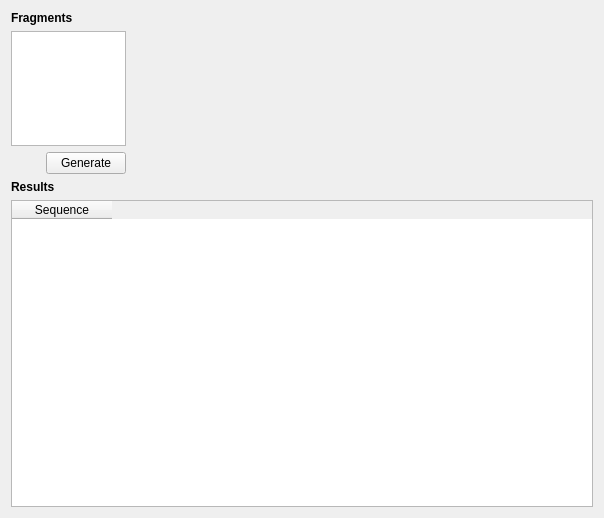
Qt form cbr/chimeras/visual/ChimerasGenerator.ui (TUM-CBR/pymol-plugins) before a commit.
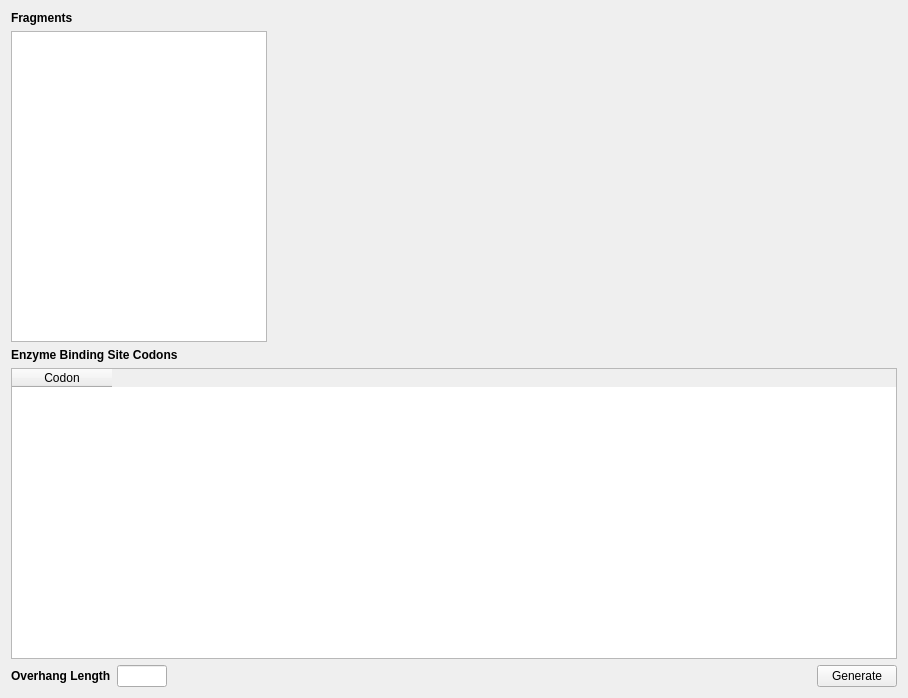
The same form after that commit.

Commit message: Add enzyme binding sequences and overhangs to the chimera generator.

```diff
--- a/cbr/chimeras/visual/ChimerasGenerator.ui
+++ b/cbr/chimeras/visual/ChimerasGenerator.ui
@@ -6,16 +6,14 @@
    <rect>
     <x>0</x>
     <y>0</y>
-    <width>604</width>
-    <height>518</height>
+    <width>908</width>
+    <height>698</height>
    </rect>
   </property>
   <property name="windowTitle">
    <string>Form</string>
   </property>
-  <layout class="QVBoxLayout" name="verticalLayout_4" stretch="1,2">
-   <item>
-    <layout class="QVBoxLayout" name="verticalLayout_2" stretch="0,0">
+  <layout class="QVBoxLayout" name="verticalLayout_2">
      <item>
       <widget class="QLabel" name="label_2">
        <property name="font">
@@ -29,9 +27,7 @@
       </widget>
      </item>
      <item>
-      <layout class="QHBoxLayout" name="horizontalLayout" stretch="1,4">
-       <item>
-        <layout class="QVBoxLayout" name="verticalLayout">
+    <layout class="QHBoxLayout" name="horizontalLayout" stretch="0,2">
          <item>
           <widget class="QListWidget" name="fragmentsList">
            <property name="maximumSize">
@@ -43,7 +39,49 @@
           </widget>
          </item>
          <item>
+      <widget class="QStackedWidget" name="fragmentsStack"/>
+     </item>
+    </layout>
+   </item>
+   <item>
+    <layout class="QVBoxLayout" name="verticalLayout">
+     <item>
+      <widget class="QLabel" name="label_3">
+       <property name="text">
+        <string>&lt;html&gt;&lt;head/&gt;&lt;body&gt;&lt;p&gt;&lt;span style=&quot; font-weight:700;&quot;&gt;Enzyme Binding Site Codons&lt;/span&gt;&lt;/p&gt;&lt;/body&gt;&lt;/html&gt;</string>
+       </property>
+      </widget>
+     </item>
+     <item>
+      <widget class="QTableWidget" name="overhangsTable">
+       <column>
+        <property name="text">
+         <string>Codon</string>
+        </property>
+       </column>
+      </widget>
+     </item>
+    </layout>
+   </item>
+   <item>
           <layout class="QHBoxLayout" name="horizontalLayout_2">
+     <item>
+      <widget class="QLabel" name="label">
+       <property name="text">
+        <string>&lt;html&gt;&lt;head/&gt;&lt;body&gt;&lt;p&gt;&lt;span style=&quot; font-weight:700;&quot;&gt;Overhang Length&lt;/span&gt;&lt;/p&gt;&lt;/body&gt;&lt;/html&gt;</string>
+       </property>
+      </widget>
+     </item>
+     <item>
+      <widget class="QLineEdit" name="overhangLenght">
+       <property name="maximumSize">
+        <size>
+         <width>50</width>
+         <height>16777215</height>
+        </size>
+       </property>
+      </widget>
+     </item>
            <item>
             <spacer name="horizontalSpacer_2">
              <property name="orientation">
@@ -62,47 +100,6 @@
              <property name="text">
               <string>Generate</string>
              </property>
-            </widget>
-           </item>
-          </layout>
-         </item>
-        </layout>
-       </item>
-       <item>
-        <widget class="QStackedWidget" name="fragmentsStack">
-         <property name="sizePolicy">
-          <sizepolicy hsizetype="Preferred" vsizetype="Preferred">
-           <horstretch>0</horstretch>
-           <verstretch>0</verstretch>
-          </sizepolicy>
-         </property>
-        </widget>
-       </item>
-      </layout>
-     </item>
-    </layout>
-   </item>
-   <item>
-    <layout class="QVBoxLayout" name="verticalLayout_3">
-     <item>
-      <widget class="QLabel" name="label">
-       <property name="font">
-        <font>
-         <bold>true</bold>
-        </font>
-       </property>
-       <property name="text">
-        <string>Results</string>
-       </property>
-      </widget>
-     </item>
-     <item>
-      <widget class="QTableWidget" name="resultsTable">
-       <column>
-        <property name="text">
-         <string>Sequence</string>
-        </property>
-       </column>
       </widget>
      </item>
     </layout>
```
Lines whose indentation alone changed are shown as unchanged. The commit also changes 9 other files.
